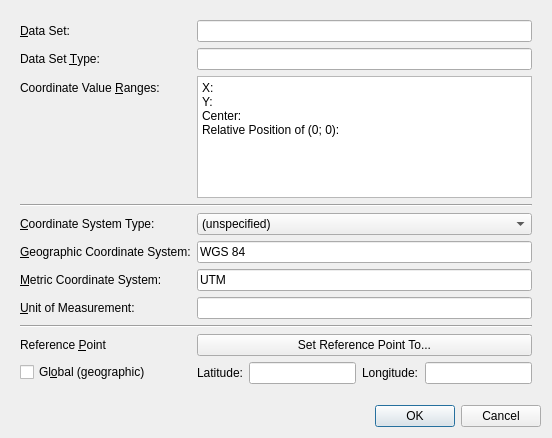
kateyy/geohazardvis, file gui/data_handling/CoordinateSystemAdjustmentWidget.ui: the form before one commit.
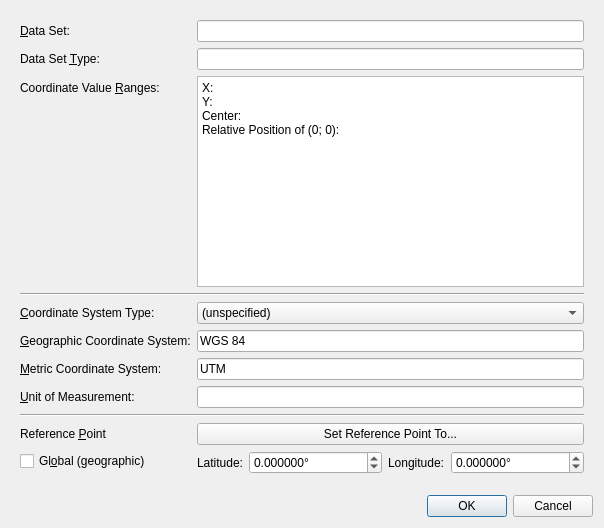
The form after the commit. Custom widgets are drawn as their Qt base class.

Commit message:
Allow to resize the CoordinateSystemAdjustmentWidget
* Input values otherwise may become unreadable on some window systems/resolutions

The edit to the form file:
```diff
--- a/gui/data_handling/CoordinateSystemAdjustmentWidget.ui
+++ b/gui/data_handling/CoordinateSystemAdjustmentWidget.ui
@@ -6,8 +6,8 @@
    <rect>
     <x>0</x>
     <y>0</y>
-    <width>552</width>
-    <height>438</height>
+    <width>604</width>
+    <height>528</height>
    </rect>
   </property>
   <property name="windowTitle">
@@ -336,7 +336,7 @@
  <customwidgets>
   <customwidget>
    <class>DoubleSpinBox</class>
-   <extends>QLineEdit</extends>
+   <extends>QDoubleSpinBox</extends>
    <header>gui/widgets/DoubleSpinBox.h</header>
   </customwidget>
  </customwidgets>
```
Left out of the diff: 16 changed lines with no effect on the pictures. The commit also changes 2 other files.
